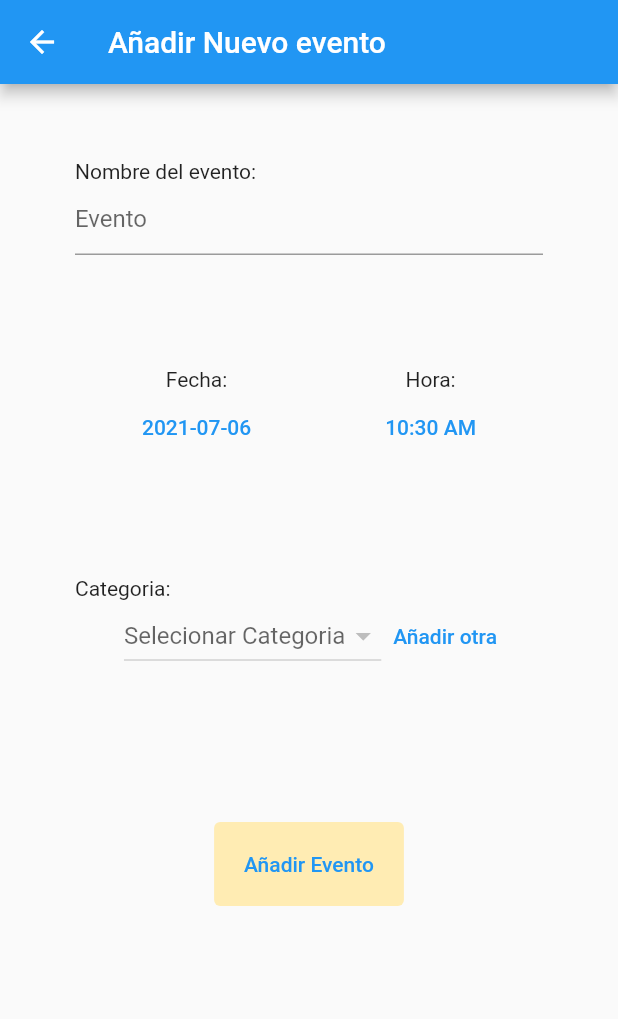
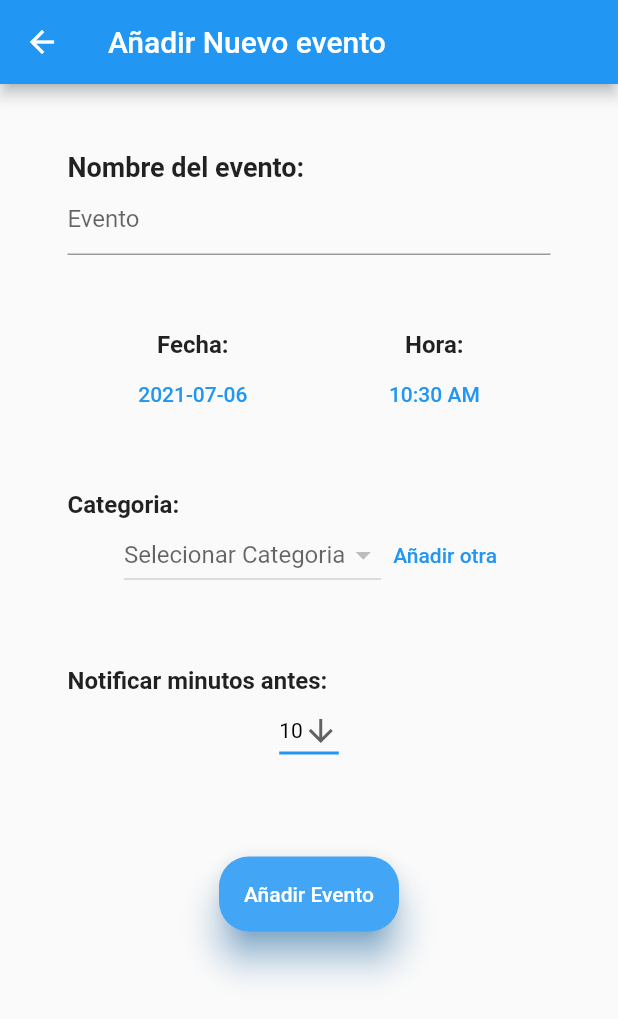
Before and after one commit to Eduardo0515/chem_organizer, a Flutter app: the screen it shows after launch, tab 2 chosen, after a tap on the "add task" icon, on a phone screen of 412 x 824 dp. Shown: the top 1019 px of the screen. Run offline on Flutter 3.47's test engine with Material 2 defaults, Android fonts, the phone set to English and light mode, and no system bars; our stand-ins replace cloud_firestore, firebase_core, firebase_messaging, fluttertoast, table_calendar; accounts and stored records are empty.

Commit message:
adding time notification

```diff
--- a/lib/src/pages/calendar.dart
+++ b/lib/src/pages/calendar.dart
@@ -108,7 +108,7 @@ class _CalendarPageState extends State<CalendarPage> {
                       child: ListTile(
                         onTap: () => print('${value[index].id}'),
                         title: Text('${value[index].name}'),
-                        subtitle: Text('${value[index].date}'),
+                        subtitle: Text(eventsController.getDateFromDateTime(value[index].date)),
                       ),
                     ),
                   );
--- a/lib/src/pages/events.dart
+++ b/lib/src/pages/events.dart
@@ -1,4 +1,3 @@
-import 'package:chem_organizer/src/custom_view/curved_painter.dart';
 import 'package:chem_organizer/src/provider/events_controller.dart';
 import 'package:flutter/cupertino.dart';
 import 'package:flutter/material.dart';
@@ -27,6 +26,18 @@ class _EventsState extends State<Events> {
           if (!snapshot.hasData) {
             return Center(
               child: CircularProgressIndicator(),
+            );
+          }
+          if (snapshot.data!.docs.isEmpty) {
+            return Center(
+              child: Text(
+                'Sin eventos próximos',
+                style: TextStyle(
+                  color: Colors.black54,
+                  fontSize: 22,
+                  fontWeight: FontWeight.bold,
+                ),
+              ),
             );
           } else
             return ListView(
--- a/lib/src/pages/new_event.dart
+++ b/lib/src/pages/new_event.dart
@@ -19,6 +19,7 @@ class _NewEventState extends State<NewEvent> {
   DateTime _date = DateTime.now();
   TimeOfDay _time = TimeOfDay.now();
   var _selectedCategory;
+  int _selectedTimeNotification = 10;
 
   void _selectTime() async {
     final TimeOfDay? newTime = await showTimePicker(
@@ -55,7 +56,8 @@ class _NewEventState extends State<NewEvent> {
         .add({
           'nombre': nameController.text,
           'fecha': fecha,
-          'categoria': _selectedCategory
+          'categoria': _selectedCategory,
+          'tiempoNotificacion': _selectedTimeNotification
         })
         .then((value) => {
               Fluttertoast.showToast(
@@ -96,14 +98,19 @@ class _NewEventState extends State<NewEvent> {
       ),
       body: SafeArea(
         child: SingleChildScrollView(
-          padding: EdgeInsets.fromLTRB(50, 50, 50, 0),
+          padding: EdgeInsets.fromLTRB(25, 25, 25, 0),
           child: Container(
+            padding: EdgeInsets.all(20.0),
             child: Form(
               key: _formKey,
               child: Column(
                 crossAxisAlignment: CrossAxisAlignment.start,
                 children: <Widget>[
-                  Text('Nombre del evento:'),
+                  Text(
+                    'Nombre del evento:',
+                    style:
+                        TextStyle(fontSize: 18.0, fontWeight: FontWeight.bold),
+                  ),
                   Container(
                     child: TextFormField(
                       validator: (value) {
@@ -119,13 +126,17 @@ class _NewEventState extends State<NewEvent> {
                     ),
                   ),
                   SizedBox(
-                    height: 75,
+                    height: 50,
                   ),
                   Row(
                     mainAxisAlignment: MainAxisAlignment.spaceAround,
                     children: [
                       Column(children: [
-                        Text('Fecha:'),
+                        Text(
+                          'Fecha:',
+                          style: TextStyle(
+                              fontSize: 16.0, fontWeight: FontWeight.bold),
+                        ),
                         TextButton(
                             onPressed: () {
                               _selectDate(context);
@@ -135,7 +146,11 @@ class _NewEventState extends State<NewEvent> {
                       ]),
                       Column(
                         children: [
-                          Text('Hora:'),
+                          Text(
+                            'Hora:',
+                            style: TextStyle(
+                                fontSize: 16.0, fontWeight: FontWeight.bold),
+                          ),
                           TextButton(
                             onPressed: () {
                               _selectTime();
@@ -148,9 +163,13 @@ class _NewEventState extends State<NewEvent> {
                     ],
                   ),
                   SizedBox(
-                    height: 75,
+                    height: 40,
                   ),
-                  Text('Categoria:'),
+                  Text(
+                    'Categoria:',
+                    style:
+                        TextStyle(fontSize: 16.0, fontWeight: FontWeight.bold),
+                  ),
                   Row(
                     mainAxisAlignment: MainAxisAlignment.center,
                     children: [
@@ -200,16 +219,55 @@ class _NewEventState extends State<NewEvent> {
                     ],
                   ),
                   SizedBox(
-                    height: 100,
+                    height: 50,
+                  ),
+                  Text(
+                    'Notificar minutos antes:',
+                    style:
+                        TextStyle(fontSize: 16.0, fontWeight: FontWeight.bold),
+                  ),
+                  Center(
+                    child: DropdownButton<int>(
+                      value: _selectedTimeNotification,
+                      icon: const Icon(Icons.arrow_downward),
+                      iconSize: 24,
+                      elevation: 16,
+                      style: const TextStyle(color: Colors.black),
+                      underline: Container(
+                        height: 2,
+                        color: Colors.blue,
+                      ),
+                      onChanged: (int? newValue) {
+                        setState(() {
+                          _selectedTimeNotification = newValue!;
+                        });
+                      },
+                      items: <int>[5, 10, 15, 20]
+                          .map<DropdownMenuItem<int>>((int value) {
+                        return DropdownMenuItem<int>(
+                          value: value,
+                          child: Text(value.toString()),
+                        );
+                      }).toList(),
+                    ),
+                  ),
+                  SizedBox(
+                    height: 60,
                   ),
                   Row(
                     mainAxisAlignment: MainAxisAlignment.center,
                     children: [
                       TextButton(
-                        style: TextButton.styleFrom(
-                            primary: Colors.blue,
-                            backgroundColor: Colors.amber.shade100,
-                            padding: EdgeInsets.all(20)),
+                        style: ElevatedButton.styleFrom(
+                          elevation: 10.0,
+                          shadowColor: Colors.blue,
+                          primary: Colors.blue[400],
+                          minimumSize: Size(120, 50),
+                          padding: EdgeInsets.symmetric(horizontal: 12),
+                          shape: const RoundedRectangleBorder(
+                            borderRadius: BorderRadius.all(Radius.circular(20)),
+                          ),
+                        ),
                         onPressed: () {
                           if (_formKey.currentState!.validate()) {
                             print("validacion exitosa");
@@ -220,7 +278,10 @@ class _NewEventState extends State<NewEvent> {
                             }
                           }
                         },
-                        child: Text('Añadir Evento'),
+                        child: Text(
+                          'Añadir Evento',
+                          style: TextStyle(color: Colors.white),
+                        ),
                       )
                     ],
                   )
--- a/lib/src/provider/events_controller.dart
+++ b/lib/src/provider/events_controller.dart
@@ -10,9 +10,14 @@ class EventsController {
 
   getDate(Timestamp time) {
     DateTime fecha = time.toDate();
-    String formattedDate = DateFormat('yyyy-MM-dd – h:mma').format(fecha);
+    String formattedDate = DateFormat.yMd().add_jm().format(fecha);
     return formattedDate;
     //return "Fecha:${fecha.year}-${fecha.month}-${fecha.day}  Hora: ${fecha.hour}: ${fecha.minute}";
+  }
+
+  getDateFromDateTime(DateTime date) {
+    String formattedDate = DateFormat.yMd().add_jm().format(date);
+    return formattedDate;
   }
 
   Future<void> deleteEvent(String id) {
```
